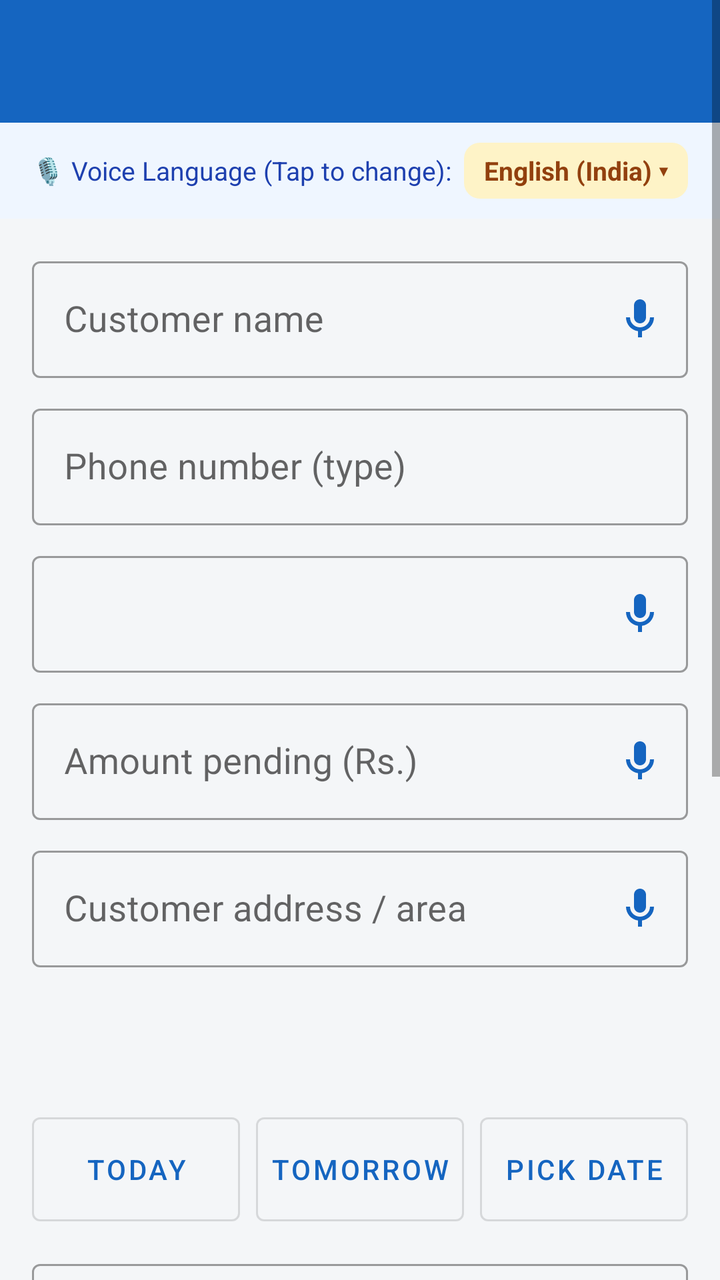
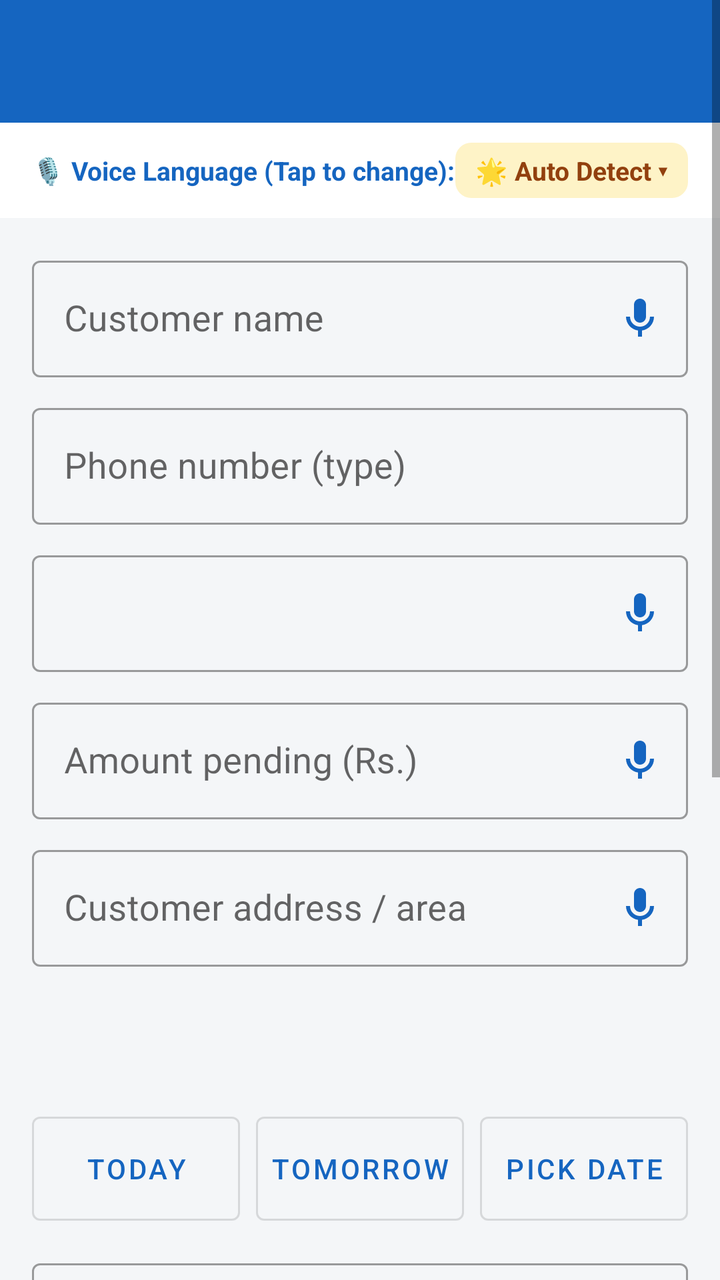

Compare the two renders of this Android layout. The source of the first and the diff that turns it into the second are given below.
<!-- AndroidManifest.xml: application theme Theme.Dukaan -->
<!-- res/layout/activity_edit.xml -->
<?xml version="1.0" encoding="utf-8"?>
<ScrollView xmlns:android="http://schemas.android.com/apk/res/android"
    xmlns:app="http://schemas.android.com/apk/res-auto"
    android:layout_width="match_parent"
    android:layout_height="match_parent"
    android:fillViewport="true">

    <LinearLayout
        android:layout_width="match_parent"
        android:layout_height="wrap_content"
        android:orientation="vertical">

        <TextView
            android:id="@+id/tvTitle"
            android:layout_width="match_parent"
            android:layout_height="wrap_content"
            android:background="@color/primary"
            android:padding="16dp"
            android:textColor="@android:color/white"
            android:textSize="22sp"
            android:textStyle="bold" />

        <LinearLayout
            android:id="@+id/layoutVoiceLang"
            android:layout_width="match_parent"
            android:layout_height="wrap_content"
            android:background="#EFF6FF"
            android:clickable="true"
            android:focusable="true"
            android:foreground="?attr/selectableItemBackground"
            android:gravity="center_vertical"
            android:orientation="horizontal"
            android:paddingStart="16dp"
            android:paddingTop="10dp"
            android:paddingEnd="16dp"
            android:paddingBottom="10dp">

            <TextView
                android:layout_width="0dp"
                android:layout_height="wrap_content"
                android:layout_weight="1"
                android:text="🎙️ Voice Language (Tap to change):"
                android:textColor="#1E40AF"
                android:textSize="13sp" />

            <TextView
                android:id="@+id/tvVoiceLang"
                android:layout_width="wrap_content"
                android:layout_height="wrap_content"
                android:background="@drawable/bg_badge_today"
                android:paddingStart="10dp"
                android:paddingTop="5dp"
                android:paddingEnd="10dp"
                android:paddingBottom="5dp"
                android:text="English (India) ▾"
                android:textColor="#92400E"
                android:textSize="13sp"
                android:textStyle="bold" />
        </LinearLayout>

        <LinearLayout
            android:layout_width="match_parent"
            android:layout_height="wrap_content"
            android:orientation="vertical"
            android:padding="16dp">

            <com.google.android.material.textfield.TextInputLayout
                android:id="@+id/tilName"
                style="@style/Widget.MaterialComponents.TextInputLayout.OutlinedBox"
                android:layout_width="match_parent"
                android:layout_height="wrap_content"
                android:hint="Customer name"
                app:endIconMode="custom"
                app:endIconDrawable="@drawable/ic_mic"
                app:endIconContentDescription="Speak customer name"
                app:endIconTint="@color/primary">

                <com.google.android.material.textfield.TextInputEditText
                    android:id="@+id/etName"
                    android:layout_width="match_parent"
                    android:layout_height="wrap_content"
                    android:inputType="textPersonName|textCapWords"
                    android:textSize="18sp" />
            </com.google.android.material.textfield.TextInputLayout>

            <com.google.android.material.textfield.TextInputLayout
                android:id="@+id/tilPhone"
                style="@style/Widget.MaterialComponents.TextInputLayout.OutlinedBox"
                android:layout_width="match_parent"
                android:layout_height="wrap_content"
                android:layout_marginTop="10dp"
                android:hint="Phone number (type)">

                <com.google.android.material.textfield.TextInputEditText
                    android:id="@+id/etPhone"
                    android:layout_width="match_parent"
                    android:layout_height="wrap_content"
                    android:inputType="phone"
                    android:textSize="18sp" />
            </com.google.android.material.textfield.TextInputLayout>

            <com.google.android.material.textfield.TextInputLayout
                android:id="@+id/tilProduct"
                style="@style/Widget.MaterialComponents.TextInputLayout.OutlinedBox"
                android:layout_width="match_parent"
                android:layout_height="wrap_content"
                android:layout_marginTop="10dp"
                app:endIconMode="custom"
                app:endIconDrawable="@drawable/ic_mic"
                app:endIconContentDescription="Speak product name"
                app:endIconTint="@color/primary">

                <com.google.android.material.textfield.TextInputEditText
                    android:id="@+id/etProduct"
                    android:layout_width="match_parent"
                    android:layout_height="wrap_content"
                    android:inputType="textCapSentences"
                    android:textSize="18sp" />
            </com.google.android.material.textfield.TextInputLayout>

            <com.google.android.material.textfield.TextInputLayout
                android:id="@+id/tilAmount"
                style="@style/Widget.MaterialComponents.TextInputLayout.OutlinedBox"
                android:layout_width="match_parent"
                android:layout_height="wrap_content"
                android:layout_marginTop="10dp"
                android:hint="Amount pending (Rs.)"
                app:endIconMode="custom"
                app:endIconDrawable="@drawable/ic_mic"
                app:endIconContentDescription="Speak amount"
                app:endIconTint="@color/primary">

                <com.google.android.material.textfield.TextInputEditText
                    android:id="@+id/etAmount"
                    android:layout_width="match_parent"
                    android:layout_height="wrap_content"
                    android:inputType="numberDecimal"
                    android:textSize="18sp" />
            </com.google.android.material.textfield.TextInputLayout>

            <com.google.android.material.textfield.TextInputLayout
                android:id="@+id/tilAddress"
                style="@style/Widget.MaterialComponents.TextInputLayout.OutlinedBox"
                android:layout_width="match_parent"
                android:layout_height="wrap_content"
                android:layout_marginTop="10dp"
                android:hint="Customer address / area"
                app:endIconMode="custom"
                app:endIconDrawable="@drawable/ic_mic"
                app:endIconContentDescription="Speak address"
                app:endIconTint="@color/primary">

                <com.google.android.material.textfield.TextInputEditText
                    android:id="@+id/etAddress"
                    android:layout_width="match_parent"
                    android:layout_height="wrap_content"
                    android:inputType="textCapSentences|textMultiLine"
                    android:textSize="18sp" />
            </com.google.android.material.textfield.TextInputLayout>

            
            <LinearLayout
                android:id="@+id/layoutAssignEmployee"
                android:layout_width="match_parent"
                android:layout_height="wrap_content"
                android:layout_marginTop="12dp"
                android:background="@drawable/bg_badge_service"
                android:orientation="vertical"
                android:padding="12dp"
                android:visibility="gone">

                <TextView
                    android:layout_width="wrap_content"
                    android:layout_height="wrap_content"
                    android:text="👷 Assign Service Technician / Employee:"
                    android:textColor="#512DA8"
                    android:textSize="13sp"
                    android:textStyle="bold" />

                <TextView
                    android:id="@+id/tvSelectedEmployee"
                    android:layout_width="match_parent"
                    android:layout_height="wrap_content"
                    android:layout_marginTop="6dp"
                    android:background="@android:color/white"
                    android:padding="10dp"
                    android:text="👤 Unassigned (Tap to select) ▾"
                    android:textColor="#1E293B"
                    android:textSize="15sp"
                    android:textStyle="bold" />

                <com.google.android.material.button.MaterialButton
                    android:id="@+id/btnSendToEmployee"
                    style="@style/Widget.MaterialComponents.Button.OutlinedButton"
                    android:layout_width="match_parent"
                    android:layout_height="44dp"
                    android:layout_marginTop="8dp"
                    android:insetTop="0dp"
                    android:insetBottom="0dp"
                    android:text="📲 Send Details to Employee (WhatsApp)"
                    android:textColor="#059669"
                    android:textSize="13sp"
                    android:textStyle="bold"
                    app:strokeColor="#A7F3D0"
                    android:visibility="gone" />
            </LinearLayout>

            <TextView
                android:id="@+id/tvDateLabel"
                android:layout_width="match_parent"
                android:layout_height="wrap_content"
                android:layout_marginTop="16dp"
                android:textColor="#212121"
                android:textSize="16sp"
                android:textStyle="bold" />

            <TextView
                android:id="@+id/tvDate"
                android:layout_width="match_parent"
                android:layout_height="wrap_content"
                android:layout_marginTop="2dp"
                android:textColor="@color/primary"
                android:textSize="22sp"
                android:textStyle="bold" />

            <LinearLayout
                android:layout_width="match_parent"
                android:layout_height="wrap_content"
                android:layout_marginTop="6dp"
                android:orientation="horizontal">

                <com.google.android.material.button.MaterialButton
                    android:id="@+id/btnToday"
                    style="@style/Widget.MaterialComponents.Button.OutlinedButton"
                    android:layout_width="0dp"
                    android:layout_height="52dp"
                    android:layout_marginEnd="4dp"
                    android:layout_weight="1"
                    android:insetTop="0dp"
                    android:insetBottom="0dp"
                    android:padding="0dp"
                    android:text="TODAY"
                    android:textSize="14sp" />

                <com.google.android.material.button.MaterialButton
                    android:id="@+id/btnTomorrow"
                    style="@style/Widget.MaterialComponents.Button.OutlinedButton"
                    android:layout_width="0dp"
                    android:layout_height="52dp"
                    android:layout_marginStart="4dp"
                    android:layout_marginEnd="4dp"
                    android:layout_weight="1"
                    android:insetTop="0dp"
                    android:insetBottom="0dp"
                    android:padding="0dp"
                    android:text="TOMORROW"
                    android:textSize="14sp" />

                <com.google.android.material.button.MaterialButton
                    android:id="@+id/btnPick"
                    style="@style/Widget.MaterialComponents.Button.OutlinedButton"
                    android:layout_width="0dp"
                    android:layout_height="52dp"
                    android:layout_marginStart="4dp"
                    android:layout_weight="1"
                    android:insetTop="0dp"
                    android:insetBottom="0dp"
                    android:padding="0dp"
                    android:text="PICK DATE"
                    android:textSize="14sp" />
            </LinearLayout>

            <com.google.android.material.textfield.TextInputLayout
                android:id="@+id/tilNote"
                style="@style/Widget.MaterialComponents.TextInputLayout.OutlinedBox"
                android:layout_width="match_parent"
                android:layout_height="wrap_content"
                android:layout_marginTop="16dp"
                android:hint="Note (optional)"
                app:endIconMode="custom"
                app:endIconDrawable="@drawable/ic_mic"
                app:endIconContentDescription="Speak note"
                app:endIconTint="@color/primary">

                <com.google.android.material.textfield.TextInputEditText
                    android:id="@+id/etNote"
                    android:layout_width="match_parent"
                    android:layout_height="wrap_content"
                    android:inputType="textCapSentences|textMultiLine"
                    android:textSize="18sp" />
            </com.google.android.material.textfield.TextInputLayout>

            <TextView
                android:layout_width="match_parent"
                android:layout_height="wrap_content"
                android:layout_marginTop="16dp"
                android:text="🎤 Voice note (no typing needed)"
                android:textColor="#212121"
                android:textSize="16sp"
                android:textStyle="bold" />

            <TextView
                android:id="@+id/tvVoiceStatus"
                android:layout_width="match_parent"
                android:layout_height="wrap_content"
                android:layout_marginTop="2dp"
                android:textColor="@color/grey"
                android:textSize="15sp" />

            <com.google.android.material.button.MaterialButton
                android:id="@+id/btnRecord"
                android:layout_width="match_parent"
                android:layout_height="64dp"
                android:layout_marginTop="6dp"
                android:backgroundTint="@color/accent"
                android:textSize="18sp"
                android:textStyle="bold"
                app:cornerRadius="12dp" />

            <LinearLayout
                android:layout_width="match_parent"
                android:layout_height="wrap_content"
                android:layout_marginTop="8dp"
                android:orientation="horizontal">

                <com.google.android.material.button.MaterialButton
                    android:id="@+id/btnPlay"
                    style="@style/Widget.MaterialComponents.Button.OutlinedButton"
                    android:layout_width="0dp"
                    android:layout_height="56dp"
                    android:layout_marginEnd="4dp"
                    android:layout_weight="1"
                    android:text="PLAY"
                    android:textSize="15sp" />

                <com.google.android.material.button.MaterialButton
                    android:id="@+id/btnDeleteVoice"
                    style="@style/Widget.MaterialComponents.Button.OutlinedButton"
                    android:layout_width="0dp"
                    android:layout_height="56dp"
                    android:layout_marginStart="4dp"
                    android:layout_weight="1"
                    android:text="DELETE VOICE"
                    android:textColor="@color/red"
                    android:textSize="15sp" />
            </LinearLayout>

            <com.google.android.material.button.MaterialButton
                android:id="@+id/btnSave"
                android:layout_width="match_parent"
                android:layout_height="64dp"
                android:layout_marginTop="24dp"
                android:text="SAVE"
                android:textSize="20sp"
                android:textStyle="bold"
                app:cornerRadius="12dp" />

            <com.google.android.material.button.MaterialButton
                android:id="@+id/btnDeleteEntry"
                style="@style/Widget.MaterialComponents.Button.OutlinedButton"
                android:layout_width="match_parent"
                android:layout_height="56dp"
                android:layout_marginTop="10dp"
                android:text="DELETE THIS ENTRY"
                android:textColor="@color/red"
                android:textSize="16sp" />
        </LinearLayout>
    </LinearLayout>
</ScrollView>
<!-- resources referenced by this layout -->
<resources>
  <color name="accent">#00897B</color>
  <color name="grey">#757575</color>
  <color name="primary">#1565C0</color>
  <color name="red">#D32F2F</color>
  <!-- drawable bg_badge_service (drawable) -->
  <?xml version="1.0" encoding="utf-8"?>
  <shape xmlns:android="http://schemas.android.com/apk/res/android"
      android:shape="rectangle">
      <corners android:radius="6dp" />
      <solid android:color="#EDE7F6" />
  </shape>
  <!-- drawable bg_badge_today (drawable) -->
  <?xml version="1.0" encoding="utf-8"?>
  <shape xmlns:android="http://schemas.android.com/apk/res/android"
      android:shape="rectangle">
      <corners android:radius="8dp" />
      <solid android:color="#FEF3C7" />
  </shape>
  <!-- drawable ic_mic (drawable) -->
  <vector xmlns:android="http://schemas.android.com/apk/res/android"
      android:width="24dp"
      android:height="24dp"
      android:viewportWidth="24"
      android:viewportHeight="24">
      <path
          android:fillColor="#1565C0"
          android:pathData="M12,14c1.66,0 3,-1.34 3,-3V5c0,-1.66 -1.34,-3 -3,-3S9,3.34 9,5v6c0,1.66 1.34,3 3,3z"/>
      <path
          android:fillColor="#1565C0"
          android:pathData="M17,11c0,2.76 -2.24,5 -5,5s-5,-2.24 -5,-5H5c0,3.53 2.61,6.43 6,6.92V21h2v-3.08c3.39,-0.49 6,-3.39 6,-6.92h-2z"/>
  </vector>
  <style name="Theme.Dukaan" parent="Theme.MaterialComponents.DayNight.NoActionBar">
          <item name="colorPrimary">@color/primary</item>
          <item name="colorPrimaryVariant">@color/primary_dark</item>
          <item name="colorOnPrimary">@android:color/white</item>
          <item name="colorSecondary">@color/accent</item>
          <item name="android:statusBarColor">@color/primary_dark</item>
          <item name="android:windowBackground">@color/bg</item>
      </style>
  <color name="primary_dark">#0D47A1</color>
  <color name="bg">#F4F6F8</color>
</resources>

<!-- the commit's change to res/layout/activity_edit.xml (unified diff, before → after) -->
@@ -24,7 +24,7 @@
             android:id="@+id/layoutVoiceLang"
             android:layout_width="match_parent"
             android:layout_height="wrap_content"
-            android:background="#EFF6FF"
+            android:background="@color/card_bg"
             android:clickable="true"
             android:focusable="true"
             android:foreground="?attr/selectableItemBackground"
@@ -40,8 +40,9 @@
                 android:layout_height="wrap_content"
                 android:layout_weight="1"
                 android:text="🎙️ Voice Language (Tap to change):"
-                android:textColor="#1E40AF"
-                android:textSize="13sp" />
+                android:textColor="@color/primary"
+                android:textSize="13sp"
+                android:textStyle="bold" />
 
             <TextView
                 android:id="@+id/tvVoiceLang"
@@ -52,7 +53,7 @@
                 android:paddingTop="5dp"
                 android:paddingEnd="10dp"
                 android:paddingBottom="5dp"
-                android:text="English (India) ▾"
+                android:text="🌟 Auto Detect ▾"
                 android:textColor="#92400E"
                 android:textSize="13sp"
                 android:textStyle="bold" />
@@ -182,10 +183,10 @@
                     android:layout_width="match_parent"
                     android:layout_height="wrap_content"
                     android:layout_marginTop="6dp"
-                    android:background="@android:color/white"
+                    android:background="@drawable/bg_badge_today"
                     android:padding="10dp"
                     android:text="👤 Unassigned (Tap to select) ▾"
-                    android:textColor="#1E293B"
+                    android:textColor="@color/text_primary"
                     android:textSize="15sp"
                     android:textStyle="bold" />
 
<!-- resource entries referenced after the edit -->
@@ -1,9 +1,11 @@
 <!-- resources referenced by this layout -->
 <resources>
   <color name="accent">#00897B</color>
+  <color name="card_bg">#FFFFFF</color>
   <color name="grey">#757575</color>
   <color name="primary">#1565C0</color>
   <color name="red">#D32F2F</color>
+  <color name="text_primary">#0F172A</color>
   <!-- drawable bg_badge_service (drawable) -->
   <?xml version="1.0" encoding="utf-8"?>
   <shape xmlns:android="http://schemas.android.com/apk/res/android"
